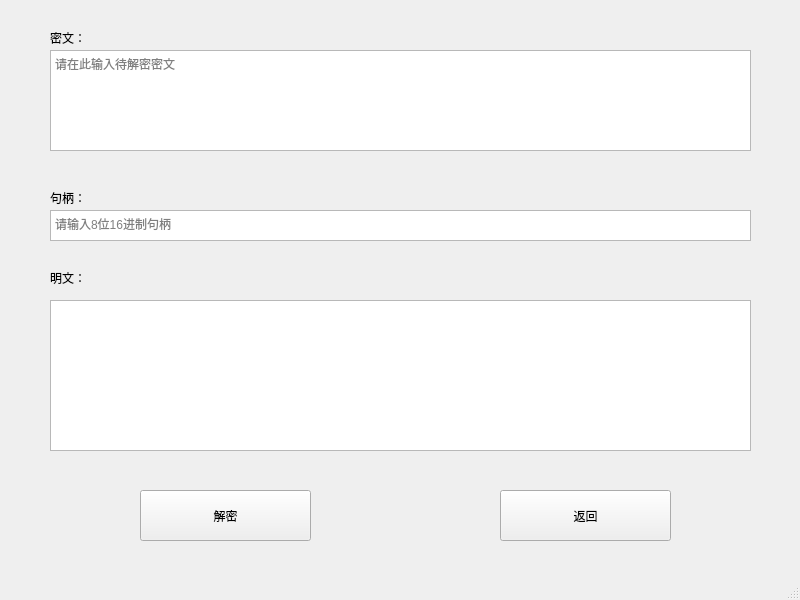
Old version of the form SM4De.ui in the repository xianmie/SM2-4-uppercomputer-UI.
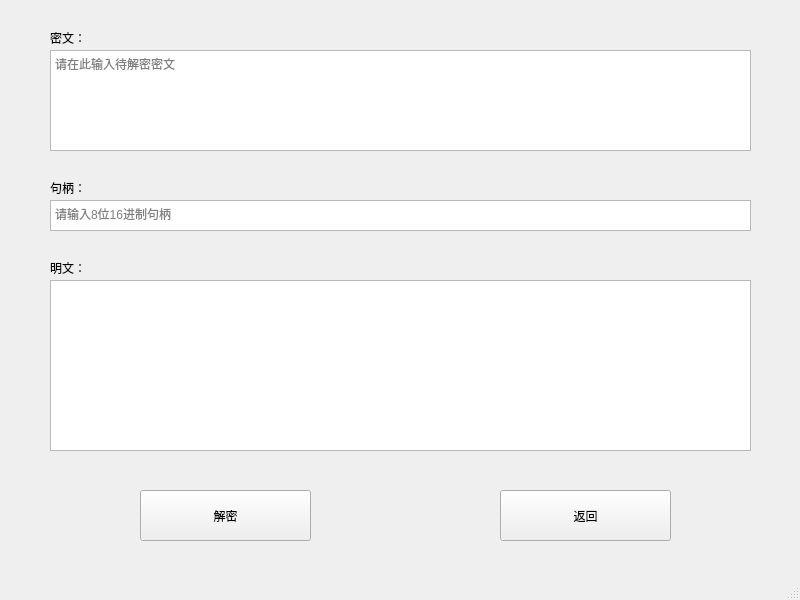
New version of the form.

The edit to the form file:
```diff
--- a/SM4De.ui
+++ b/SM4De.ui
@@ -44,7 +44,7 @@
     <property name="geometry">
      <rect>
       <x>50</x>
-      <y>210</y>
+      <y>200</y>
       <width>701</width>
       <height>31</height>
      </rect>
@@ -57,7 +57,7 @@
     <property name="geometry">
      <rect>
       <x>50</x>
-      <y>270</y>
+      <y>260</y>
       <width>41</width>
       <height>16</height>
      </rect>
@@ -70,7 +70,7 @@
     <property name="geometry">
      <rect>
       <x>50</x>
-      <y>190</y>
+      <y>180</y>
       <width>91</width>
       <height>16</height>
      </rect>
@@ -96,9 +96,9 @@
     <property name="geometry">
      <rect>
       <x>50</x>
-      <y>300</y>
+      <y>280</y>
       <width>701</width>
-      <height>151</height>
+      <height>171</height>
      </rect>
     </property>
    </widget>
```
